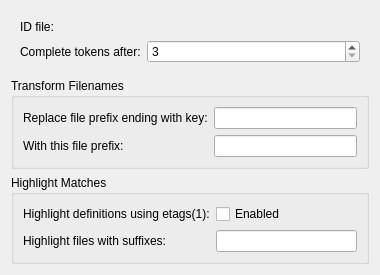
The window that addons/kate/pate/src/plugins/gid/config.ui (KDE/kate) describes before a commit, drawn with Qt 5.
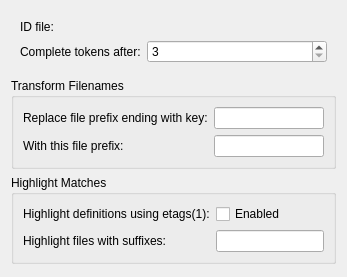
The same window after the commit. Custom widgets are drawn as their Qt base class.

Commit message: remove useless geometry property from some UI files

Diff of the .ui file:
```diff
--- a/addons/kate/pate/src/plugins/gid/config.ui
+++ b/addons/kate/pate/src/plugins/gid/config.ui
@@ -2,14 +2,6 @@
 <ui version="4.0">
  <class>ConfigWidget</class>
  <widget class="QWidget" name="ConfigWidget">
-  <property name="geometry">
-   <rect>
-    <x>0</x>
-    <y>0</y>
-    <width>380</width>
-    <height>260</height>
-   </rect>
-  </property>
   <layout class="QVBoxLayout" name="verticalLayout">
    <item>
     <widget class="QWidget" name="widget" native="true">
```
The commit also changes 22 other files.
